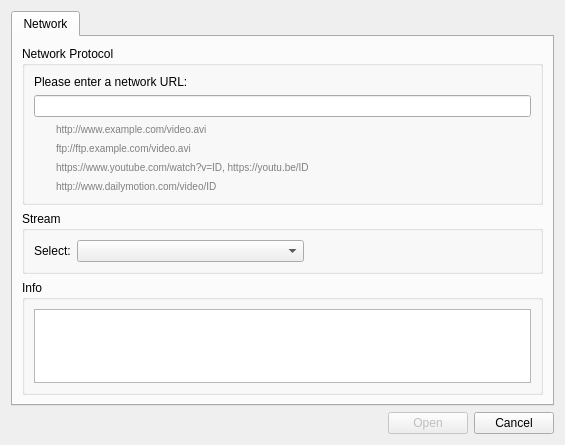
Qt form opendialog.ui (labyrinthofdreams/screenpicker) before a commit.
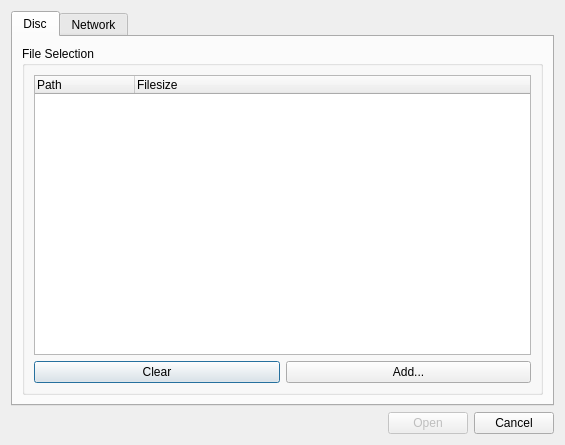
The same form after that commit.

Commit message: Move DVD/Blu-ray file selection in the OpenDialog class/UI

```diff
--- a/opendialog.ui
+++ b/opendialog.ui
@@ -16,6 +16,60 @@
   <layout class="QVBoxLayout" name="verticalLayout_5">
    <item>
     <widget class="QTabWidget" name="tabWidget">
+     <property name="currentIndex">
+      <number>0</number>
+     </property>
+     <widget class="QWidget" name="tab">
+      <attribute name="title">
+       <string>Disc</string>
+      </attribute>
+      <layout class="QVBoxLayout" name="verticalLayout_8">
+       <item>
+        <widget class="QGroupBox" name="groupBox_4">
+         <property name="title">
+          <string>File Selection</string>
+         </property>
+         <layout class="QVBoxLayout" name="verticalLayout_7">
+          <item>
+           <widget class="QTreeWidget" name="fileList">
+            <property name="dragDropMode">
+             <enum>QAbstractItemView::InternalMove</enum>
+            </property>
+            <column>
+             <property name="text">
+              <string>Path</string>
+             </property>
+            </column>
+            <column>
+             <property name="text">
+              <string>Filesize</string>
+             </property>
+            </column>
+           </widget>
+          </item>
+          <item>
+           <layout class="QHBoxLayout" name="horizontalLayout_3">
+            <item>
+             <widget class="QPushButton" name="clearButton">
+              <property name="text">
+               <string>Clear</string>
+              </property>
+             </widget>
+            </item>
+            <item>
+             <widget class="QPushButton" name="browseFiles">
+              <property name="text">
+               <string>Add...</string>
+              </property>
+             </widget>
+            </item>
+           </layout>
+          </item>
+         </layout>
+        </widget>
+       </item>
+      </layout>
+     </widget>
      <widget class="QWidget" name="networkTab">
       <attribute name="title">
        <string>Network</string>
```
The commit also changes 7 other files.
